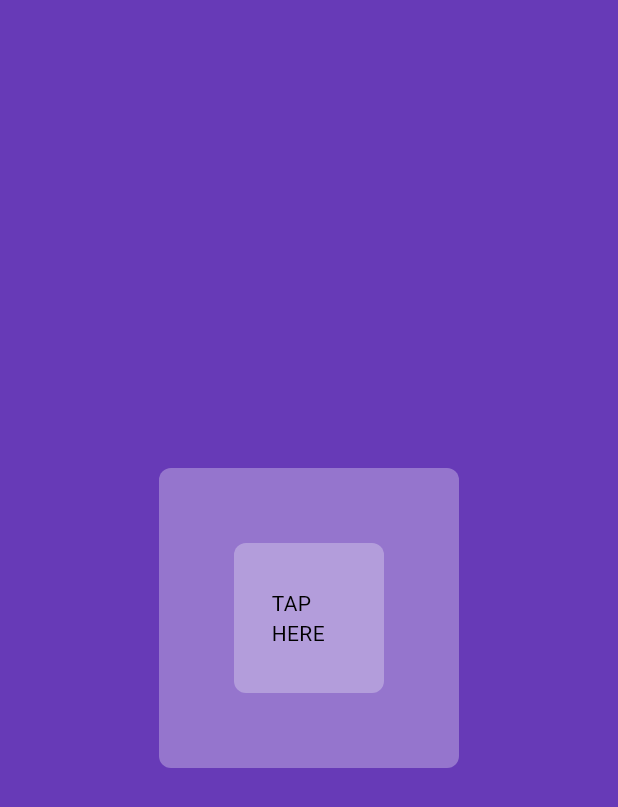
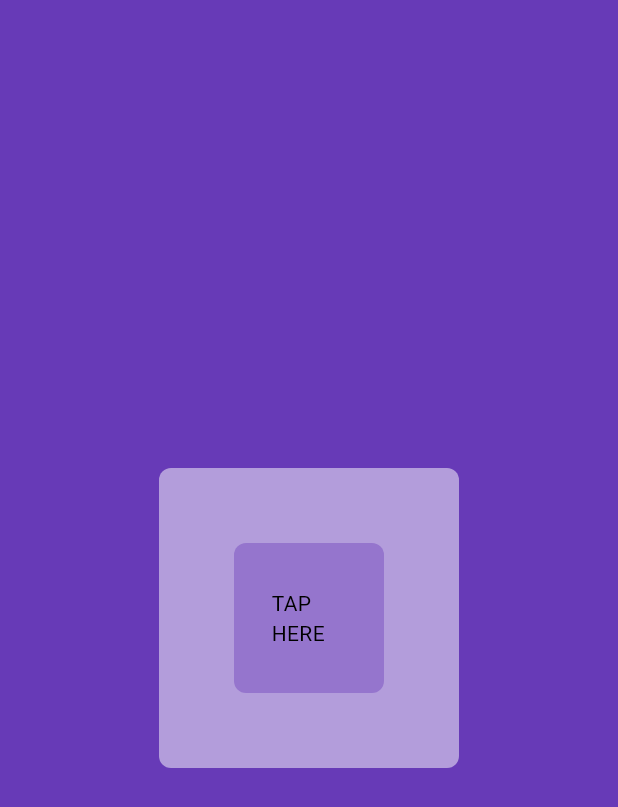
Before and after one commit to RodrigoPestana35/Flutter-Dark-Mode-Test, a Flutter app: the screen it shows after launch, on a phone screen of 412 x 824 dp. Shown: the top 807 px of the screen. Run offline on Flutter 3.47's test engine with Material 3 defaults, Android fonts, the light colour scheme and no system bars.

Commit message:
Refactor home_page.dart to use theme colors for background and button

```diff
--- a/lib/pages/home_page.dart
+++ b/lib/pages/home_page.dart
@@ -12,12 +12,12 @@ class HomePage extends StatelessWidget {
       body: Center(
         child: Box(
           child: Button(
-            color: Colors.deepPurple[200],
+            color: Theme.of(context).colorScheme.primary,
             onTap: () {
               print("Tapped!");
             },
           ),
-          color: Colors.deepPurple[300],
+          color: Theme.of(context).colorScheme.secondary,
         ),
       ),
     );
```
